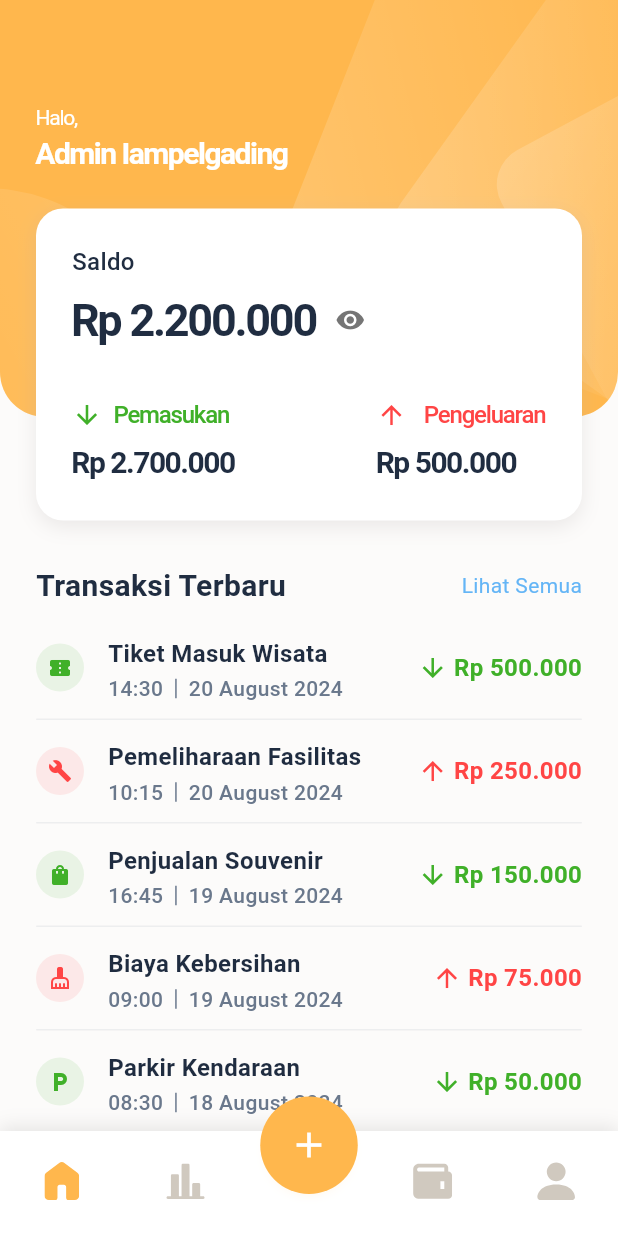
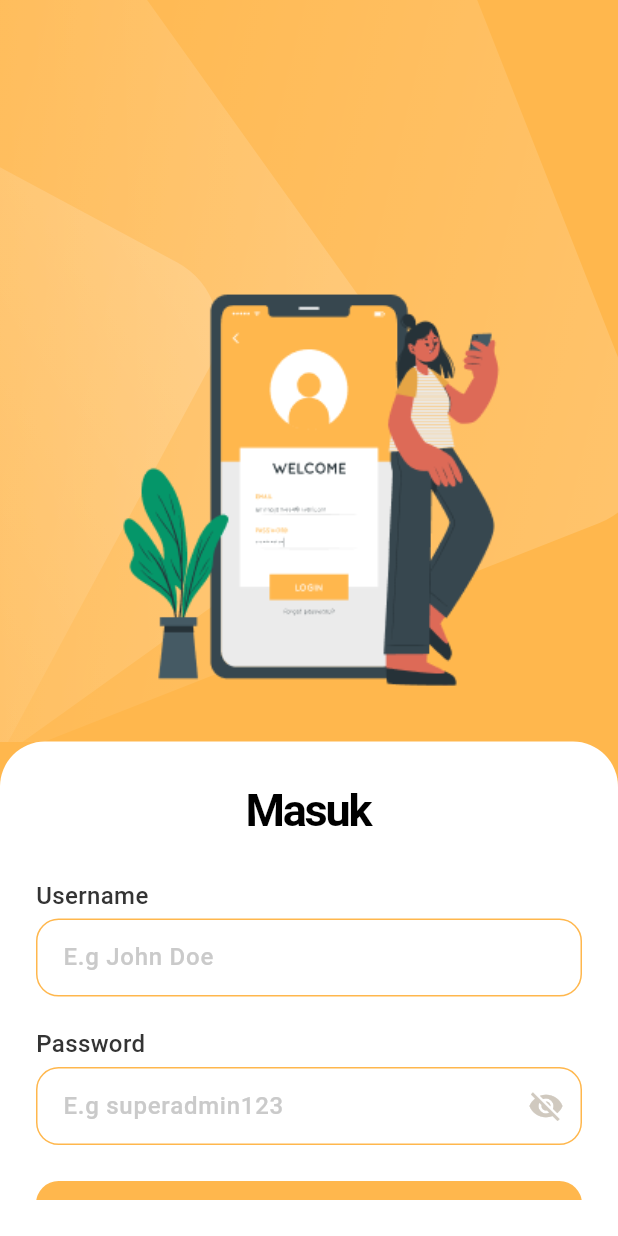
Before and after one commit to Dikaayyy/iampelgading-accountant, a Flutter app: the screen it shows after launch, on a phone screen of 412 x 824 dp. Run offline on Flutter 3.47's test engine with Material 3 defaults, Android fonts, the phone set to English and light mode, and no system bars; drawn by our look-alikes of persistent_bottom_nav_bar; our stand-ins replace flutter_svg, image_picker; Roboto replaces fonts that are missing (Poppins).

Commit message:
feat(auth): slicing login ui

```diff
--- a/lib/core/assets/app_assets.dart
+++ b/lib/core/assets/app_assets.dart
@@ -8,4 +8,7 @@ class AppAssets {
   static const String graph = 'assets/svg/navbar/graph.svg';
   static const String person = 'assets/svg/navbar/person.svg';
   static const String wallet = 'assets/svg/navbar/wallet.svg';
+
+  //auth
+  static const String cuate = 'assets/png/auth/cuate.png';
 }
--- a/lib/core/navigation/main_navigation.dart
+++ b/lib/core/navigation/main_navigation.dart
@@ -3,7 +3,7 @@ import 'package:persistent_bottom_nav_bar/persistent_bottom_nav_bar.dart';
 import 'package:iampelgading/core/colors/app_colors.dart';
 import 'package:iampelgading/core/navigation/navigation_service.dart';
 import 'package:iampelgading/features/dashboard/presentation/pages/dashboard_page.dart';
-import 'package:iampelgading/features/financial_records/presentation/pages/financial_records_page.dart';
+import 'package:iampelgading/features/dashboard/presentation/pages/financial_records_page.dart';
 import 'package:iampelgading/features/profile/presentation/pages/profile_page.dart';
 
 class MainNavigation extends StatelessWidget {
--- /dev/null
+++ b/lib/features/auth/presentation/pages/login_page.dart
@@ -0,0 +1,269 @@
+import 'package:flutter/material.dart';
+import 'package:flutter_svg/svg.dart';
+import 'package:provider/provider.dart';
+import 'package:iampelgading/core/widgets/custom_text_field.dart';
+import 'package:iampelgading/core/widgets/custom_button.dart';
+import 'package:iampelgading/core/colors/app_colors.dart';
+import 'package:iampelgading/core/theme/app_text_styles.dart';
+import 'package:iampelgading/core/assets/app_assets.dart';
+import 'package:iampelgading/features/auth/presentation/providers/auth_provider.dart';
+import 'package:iampelgading/core/navigation/app_navigation.dart';
+
+class LoginPage extends StatelessWidget {
+  const LoginPage({super.key});
+
+  @override
+  Widget build(BuildContext context) {
+    return ChangeNotifierProvider(
+      create: (_) => AuthProvider(),
+      child: const LoginView(),
+    );
+  }
+}
+
+class LoginView extends StatefulWidget {
+  const LoginView({super.key});
+
+  @override
+  State<LoginView> createState() => _LoginViewState();
+}
+
+class _LoginViewState extends State<LoginView> {
+  final _formKey = GlobalKey<FormState>();
+  final _usernameController = TextEditingController();
+  final _passwordController = TextEditingController();
+
+  @override
+  void dispose() {
+    _usernameController.dispose();
+    _passwordController.dispose();
+    super.dispose();
+  }
+
+  @override
+  Widget build(BuildContext context) {
+    return Scaffold(
+      backgroundColor: AppColors.base,
+      body: SafeArea(
+        child: SingleChildScrollView(
+          child: SizedBox(
+            width: double.infinity,
+            height:
+                MediaQuery.of(context).size.height -
+                MediaQuery.of(context).padding.top,
+            child: Column(
+              children: [
+                // Top section with image and background
+                Flexible(flex: 3, child: _buildTopSection()),
+
+                // Bottom section with form
+                Flexible(flex: 2, child: _buildBottomSection()),
+              ],
+            ),
+          ),
+        ),
+      ),
+    );
+  }
+
+  Widget _buildTopSection() {
+    return Stack(
+      children: [
+        // Rectangle SVG background - mirrored and scaled
+        Positioned(
+          left: 100, // Adjust position karena ukuran bertambah
+          top: 150, // Adjust position
+          child: Transform.scale(
+            scaleX: -2.0, // Mirror dan scale horizontal 2x
+            scaleY: 2.0, // Scale vertical 2x
+            child: SvgPicture.asset(AppAssets.rectangle, fit: BoxFit.cover),
+          ),
+        ),
+
+        // Main content
+        Center(
+          child: Column(
+            mainAxisAlignment: MainAxisAlignment.center,
+            children: [
+              // Spacer to push cuate down
+              const SizedBox(height: 150),
+
+              // App logo/image - Direct PNG without decoration
+              Flexible(
+                child: SizedBox(
+                  width: 280,
+                  height: 280,
+                  child: Image.asset(
+                    AppAssets.cuate,
+                    fit: BoxFit.contain,
+                    errorBuilder: (context, error, stackTrace) {
+                      return Container(
+                        width: 280,
+                        height: 280,
+                        decoration: const BoxDecoration(
+                          color: Colors.white,
+                          shape: BoxShape.circle,
+                        ),
+                        child: Icon(
+                          Icons.person,
+                          size: 140,
+                          color: AppColors.base,
+                        ),
+                      );
+                    },
+                  ),
+                ),
+              ),
+            ],
+          ),
+        ),
+      ],
+    );
+  }
+
+  Widget _buildBottomSection() {
+    return Container(
+      width: double.infinity,
+      padding: const EdgeInsets.only(top: 24, left: 24, right: 24, bottom: 24),
+      decoration: const ShapeDecoration(
+        color: AppColors.white,
+        shape: RoundedRectangleBorder(
+          borderRadius: BorderRadius.only(
+            topLeft: Radius.circular(30),
+            topRight: Radius.circular(30),
+          ),
+        ),
+      ),
+      child: Consumer<AuthProvider>(
+        builder: (context, provider, child) {
+          return Form(
+            key: _formKey,
+            child: SingleChildScrollView(
+              child: Column(
+                mainAxisAlignment: MainAxisAlignment.start,
+                crossAxisAlignment: CrossAxisAlignment.center,
+                mainAxisSize: MainAxisSize.min,
+                children: [
+                  // Title
+                  Text(
+                    'Masuk',
+                    style: AppTextStyles.h1.copyWith(
+                      color: Colors.black,
+                      fontWeight: FontWeight.w600,
+                      letterSpacing: -1.50,
+                    ),
+                  ),
+
+                  const SizedBox(height: 24),
+
+                  // Form fields
+                  Column(
+                    mainAxisSize: MainAxisSize.min,
+                    children: [
+                      // Username field
+                      CustomTextField(
+                        label: 'Username',
+                        hintText: 'E.g John Doe',
+                        controller: _usernameController,
+                        keyboardType: TextInputType.text,
+                        validator: provider.validateUsername,
+                        onChanged: provider.updateUsername,
+                      ),
+
+                      const SizedBox(height: 20),
+
+                      // Password field
+                      CustomTextField(
+                        label: 'Password',
+                        hintText: 'E.g superadmin123',
+                        controller: _passwordController,
+                        obscureText: !provider.isPasswordVisible,
+                        keyboardType: TextInputType.visiblePassword,
+                        validator: provider.validatePassword,
+                        onChanged: provider.updatePassword,
+                        suffixIcon: IconButton(
+                          icon: Icon(
+                            provider.isPasswordVisible
+                                ? Icons.visibility
+                                : Icons.visibility_off,
+                            color: AppColors.neutral[100],
+                          ),
+                          onPressed: provider.togglePasswordVisibility,
+                        ),
+                      ),
+                    ],
+                  ),
+
+                  const SizedBox(height: 24),
+
+                  // Login button
+                  SizedBox(
+                    width: double.infinity,
+                    child: PrimaryButton(
+                      text: 'Masuk',
+                      onPressed:
+                          provider.isFormValid && !provider.isLoading
+                              ? () => _handleLogin(context, provider)
+                              : null,
+                      isLoading: provider.isLoading,
+                    ),
+                  ),
+
+                  const SizedBox(height: 16),
+
+                  // Error message
+                  if (provider.errorMessage.isNotEmpty)
+                    Container(
+                      width: double.infinity,
+                      padding: const EdgeInsets.all(12),
+                      decoration: BoxDecoration(
+                        color: AppColors.error[50],
+                        borderRadius: BorderRadius.circular(8),
+                        border: Border.all(
+                          color: AppColors.error[200]!,
+                          width: 1,
+                        ),
+                      ),
+                      child: Text(
+                        provider.errorMessage,
+                        style: AppTextStyles.body.copyWith(
+                          color: AppColors.error[600],
+                        ),
+                        textAlign: TextAlign.center,
+                      ),
+                    ),
+                ],
+              ),
+            ),
+          );
+        },
+      ),
+    );
+  }
+
+  Future<void> _handleLogin(BuildContext context, AuthProvider provider) async {
+    if (_formKey.currentState?.validate() ?? false) {
+      try {
+        await provider.login();
+
+        if (context.mounted) {
+          // Navigate to main app and clear navigation stack
+          Navigator.of(context).pushAndRemoveUntil(
+            MaterialPageRoute(builder: (context) => const AppNavigation()),
+            (route) => false, // Remove all previous routes
+          );
+        }
+      } catch (e) {
+        if (context.mounted) {
+          ScaffoldMessenger.of(context).showSnackBar(
+            SnackBar(
+              content: Text('Login gagal: ${e.toString()}'),
+              backgroundColor: AppColors.error,
+              behavior: SnackBarBehavior.floating,
+            ),
+          );
+        }
+      }
+    }
+  }
+}
--- /dev/null
+++ b/lib/features/auth/presentation/providers/auth_provider.dart
@@ -0,0 +1,105 @@
+import 'package:flutter/material.dart';
+
+class AuthProvider with ChangeNotifier {
+  bool _isLoading = false;
+  bool _isPasswordVisible = false;
+  String _username = '';
+  String _password = '';
+  String _errorMessage = '';
+
+  bool get isLoading => _isLoading;
+  bool get isPasswordVisible => _isPasswordVisible;
+  String get username => _username;
+  String get password => _password;
+  String get errorMessage => _errorMessage;
+
+  bool get isFormValid {
+    return _username.isNotEmpty &&
+        _password.isNotEmpty &&
+        _username.length >= 3 &&
+        _password.length >= 6;
+  }
+
+  void updateUsername(String username) {
+    _username = username;
+    _clearError();
+    notifyListeners();
+  }
+
+  void updatePassword(String password) {
+    _password = password;
+    _clearError();
+    notifyListeners();
+  }
+
+  void togglePasswordVisibility() {
+    _isPasswordVisible = !_isPasswordVisible;
+    notifyListeners();
+  }
+
+  void _clearError() {
+    if (_errorMessage.isNotEmpty) {
+      _errorMessage = '';
+      notifyListeners();
+    }
+  }
+
+  String? validateUsername(String? value) {
+    if (value == null || value.isEmpty) {
+      return 'Username harus diisi';
+    }
+    if (value.length < 3) {
+      return 'Username minimal 3 karakter';
+    }
+    return null;
+  }
+
+  String? validatePassword(String? value) {
+    if (value == null || value.isEmpty) {
+      return 'Password harus diisi';
+    }
+    if (value.length < 6) {
+      return 'Password minimal 6 karakter';
+    }
+    return null;
+  }
+
+  Future<void> login() async {
+    _isLoading = true;
+    _errorMessage = '';
+    notifyListeners();
+
+    try {
+      // Simulate API call
+      await Future.delayed(const Duration(seconds: 2));
+
+      // Mock authentication - replace with actual API call
+      if (_username == 'admin' && _password == 'admin123') {
+        // Login successful
+        _isLoading = false;
+        notifyListeners();
+      } else {
+        // Login failed
+        _errorMessage = 'Username atau password salah';
+        _isLoading = false;
+        notifyListeners();
+        throw Exception('Invalid credentials');
+      }
+    } catch (e) {
+      _isLoading = false;
+      if (_errorMessage.isEmpty) {
+        _errorMessage = 'Terjadi kesalahan saat login';
+      }
+      notifyListeners();
+      rethrow;
+    }
+  }
+
+  void clearForm() {
+    _username = '';
+    _password = '';
+    _errorMessage = '';
+    _isPasswordVisible = false;
+    notifyListeners();
+  }
+}
--- a/lib/features/dashboard/presentation/pages/dashboard_page.dart
+++ b/lib/features/dashboard/presentation/pages/dashboard_page.dart
@@ -5,7 +5,7 @@ import 'package:iampelgading/features/dashboard/presentation/providers/dashboard
 import 'package:iampelgading/features/dashboard/presentation/widgets/balance_card.dart';
 import 'package:iampelgading/features/dashboard/presentation/widgets/dashboard_header.dart';
 import 'package:iampelgading/features/dashboard/presentation/widgets/transaction_section.dart';
-import 'package:iampelgading/features/financial_records/presentation/pages/financial_records_page.dart';
+import 'package:iampelgading/features/dashboard/presentation/pages/financial_records_page.dart';
 import 'package:iampelgading/features/financial_records/presentation/pages/transaction_detail_page.dart';
 import 'package:provider/provider.dart';
 
--- a/lib/main.dart
+++ b/lib/main.dart
@@ -1,6 +1,6 @@
 import 'package:flutter/material.dart';
 import 'package:iampelgading/core/theme/app_theme.dart';
-import 'package:iampelgading/core/navigation/app_navigation.dart';
+import 'package:iampelgading/features/auth/presentation/pages/login_page.dart';
 import 'package:intl/date_symbol_data_local.dart';
 
 void main() async {
@@ -19,7 +19,7 @@ class MainApp extends StatelessWidget {
     return MaterialApp(
       title: 'Akuntansi Iampelgading',
       theme: AppTheme.lightTheme,
-      home: const AppNavigation(),
+      home: const LoginPage(),
       debugShowCheckedModeBanner: false,
     );
   }
--- a/pubspec.yaml
+++ b/pubspec.yaml
@@ -28,3 +28,4 @@ flutter:
     - assets/svg/
     - assets/svg/dashboard/
     - assets/svg/navbar/
+    - assets/png/auth/
```
Also changed, not shown: lib/core/navigation/app_navigation.dart (+34 -2 lines), lib/features/profile/presentation/widgets/profile_menu_section.dart (+6 -5 lines), assets/png/auth/cuate.png (added), lib/features/dashboard/presentation/pages/financial_records_page.dart (renamed from lib/features/financial_records/presentation/pages/financial_records_page.dart).
